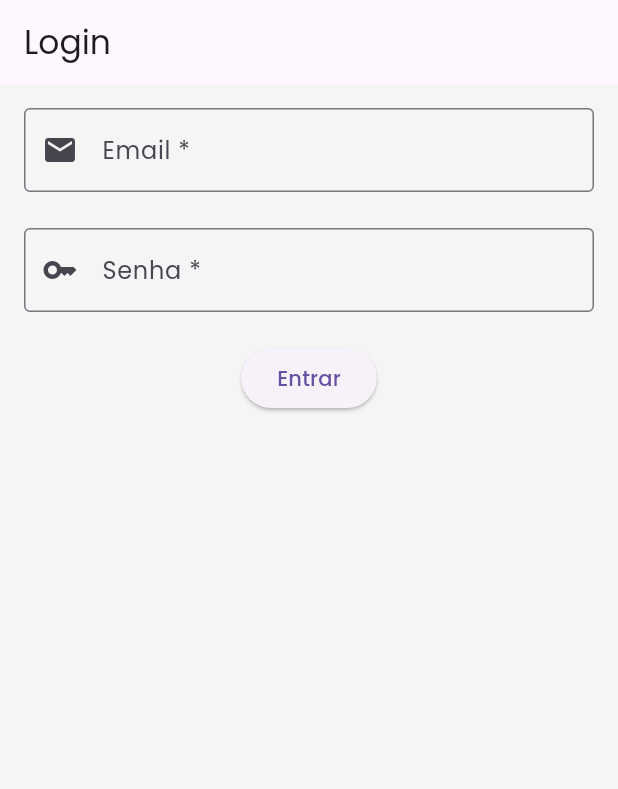
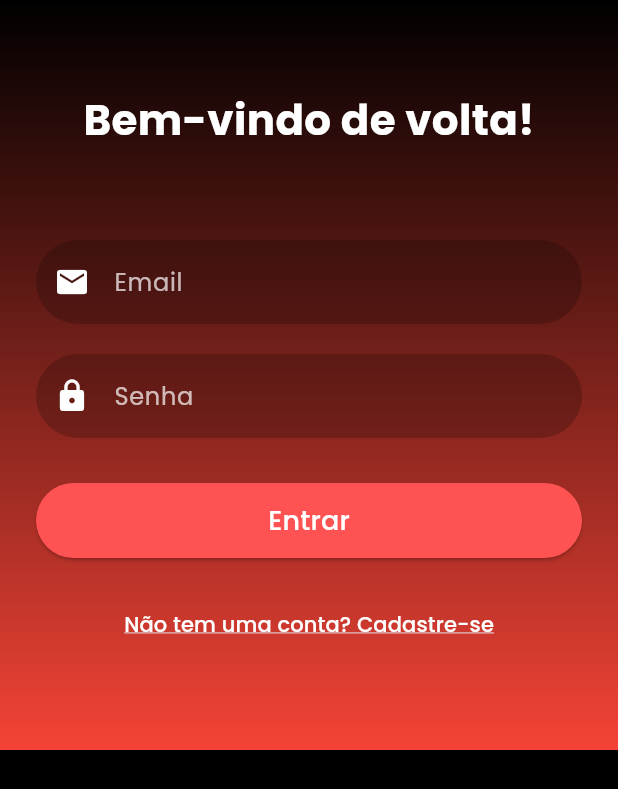
Before and after one commit to JoanaPixel/CatalogoProduto_flutter, a Flutter app: the screen it shows after launch, on a phone screen of 412 x 824 dp. Shown: the top 789 px of the screen. Run offline on Flutter 3.47's test engine with Material 3 defaults, Android fonts, the phone set to English and light mode, and no system bars; our stand-ins replace flutter_secure_storage, google_fonts, supabase_flutter; accounts and stored records are empty.

Commit message:
2.1 - tela de login com supaBase e estilizada

```diff
--- a/lib/main.dart
+++ b/lib/main.dart
@@ -3,8 +3,16 @@ import 'package:flutter/material.dart';
 import 'package:provider/provider.dart';
 import 'package:google_fonts/google_fonts.dart';
 import 'providers/auth_provider.dart';
+import 'package:supabase_flutter/supabase_flutter.dart';
 
-void main() {
+Future<void> main() async {
+  WidgetsFlutterBinding.ensureInitialized();
+
+  await Supabase.initialize(
+    url: 'https://nwglraloxlyxdojlvyfp.supabase.co',
+    anonKey: 'eyJhbGciOiJIUzI1NiIsInR5cCI6IkpXVCJ9.eyJpc3MiOiJzdXBhYmFzZSIsInJlZiI6Im53Z2xyYWxveGx5eGRvamx2eWZwIiwicm9sZSI6ImFub24iLCJpYXQiOjE3NDg1NTgwMDAsImV4cCI6MjA2NDEzNDAwMH0.KLUymMBwSWtqs4lvRqU42t2vpfMoVoQIbpaAV71WFpA'
+  );
+
   runApp(
     MultiProvider(
       providers: [
@@ -22,11 +30,12 @@ class MyApp extends StatelessWidget {
   Widget build(BuildContext context) {
     return MaterialApp(
       debugShowCheckedModeBanner: false,
-      title: 'Catálogo Fake Store',
+      title: 'Catálogo E-commerce',
       theme: ThemeData(
-        primarySwatch: Colors.deepPurple,
-        textTheme: GoogleFonts.poppinsTextTheme(),
-        scaffoldBackgroundColor: const Color(0xFFF5F5F5),
+        brightness: Brightness.dark,
+        scaffoldBackgroundColor: Colors.black,
+        textTheme: GoogleFonts.poppinsTextTheme(ThemeData.dark().textTheme),
+        colorScheme: ColorScheme.fromSeed(seedColor: Colors.redAccent),
         useMaterial3: true,
       ),
       home: LoginScreen(),
--- a/lib/screens/login_screen.dart
+++ b/lib/screens/login_screen.dart
@@ -1,17 +1,17 @@
+import 'package:catalogo_produto/providers/auth_provider.dart';
 import 'package:catalogo_produto/screens/confirm_login_screen.dart';
-import 'package:catalogo_produto/services/auth_service.dart';
 import 'package:flutter/material.dart';
+import 'package:google_fonts/google_fonts.dart';
+import 'package:provider/provider.dart';
 
 class LoginScreen extends StatefulWidget {
-
   @override
-  _LoginScreenState createState() => _LoginScreenState();
+  State<LoginScreen> createState() => _LoginScreenState();
 }
 
 class _LoginScreenState extends State<LoginScreen> {
   final _emailController = TextEditingController();
   final _passwordController = TextEditingController();
-  final AuthService _authService = AuthService();
 
   bool _isLoading = false;
   String? _errorMessage;
@@ -22,20 +22,22 @@ class _LoginScreenState extends State<LoginScreen> {
       _errorMessage = null;
     });
 
-    final email = _emailController.text.trim();
-    final password = _passwordController.text.trim();
-    final success = await _authService.login(email, password);
+    final authProvider = Provider.of<AuthProvider>(context, listen: false);
+    final success = await authProvider.login(
+      _emailController.text.trim(),
+      _passwordController.text.trim(),
+    );
 
     setState(() => _isLoading = false);
 
     if (success) {
       Navigator.pushReplacement(
         context,
-        MaterialPageRoute(builder: (context) => SuccessScreen()),
+        MaterialPageRoute(builder: (_) => SuccessScreen()),
       );
     } else {
       setState(() {
-        _errorMessage = "Usuário ou senha inválidos.";
+        _errorMessage = "Login inválido. Tente novamente.";
       });
     }
   }
@@ -43,41 +45,103 @@ class _LoginScreenState extends State<LoginScreen> {
   @override
   Widget build(BuildContext context) {
     return Scaffold(
-      appBar: AppBar(title: Text('Login')),
-      body: Padding(
-        padding: const EdgeInsets.all(16.0),
+      body: Container(
+        decoration: const BoxDecoration(
+          gradient: LinearGradient(
+            colors: [Colors.black, Colors.red],
+            begin: Alignment.topCenter,
+            end: Alignment.bottomCenter,
+          ),
+        ),
+        padding: const EdgeInsets.symmetric(horizontal: 24.0, vertical: 60),
+        child: SingleChildScrollView(
           child: Column(
             children: [
-            if (_errorMessage != null)
-              Text(_errorMessage!, style: TextStyle(color: Colors.red)),
-            TextField(
-              controller: _emailController,
-              decoration: InputDecoration(
-                labelText: 'Email *',
-                border: OutlineInputBorder(),
-                prefixIcon: Icon(Icons.email)
+              Text(
+                'Bem-vindo de volta!',
+                style: GoogleFonts.poppins(
+                  fontSize: 28,
+                  fontWeight: FontWeight.bold,
+                  color: Colors.white,
                 ),
               ),
-
-            const SizedBox(height: 24),
-
-            TextField(
+              const SizedBox(height: 40),
+              if (_errorMessage != null)
+                Text(
+                  _errorMessage!,
+                  style: const TextStyle(color: Colors.redAccent),
+                ),
+              const SizedBox(height: 20),
+              _buildInputField(
+                controller: _emailController,
+                hintText: 'Email',
+                icon: Icons.email,
+              ),
+              const SizedBox(height: 20),
+              _buildInputField(
                 controller: _passwordController,
+                hintText: 'Senha',
+                icon: Icons.lock,
                 obscureText: true,
-              decoration: InputDecoration(
-                labelText: 'Senha *',
-                border: OutlineInputBorder(),
-                prefixIcon: Icon(Icons.key)
+              ),
+              const SizedBox(height: 30),
+              _isLoading
+                  ? const CircularProgressIndicator(color: Colors.white)
+                  : SizedBox(
+                      width: double.infinity,
+                      height: 50,
+                      child: ElevatedButton(
+                        onPressed: _login,
+                        style: ElevatedButton.styleFrom(
+                          backgroundColor: Colors.redAccent,
+                          shape: RoundedRectangleBorder(
+                            borderRadius: BorderRadius.circular(30),
                           ),
                         ),
-            SizedBox(height: 20),
-            _isLoading
-                ? CircularProgressIndicator()
-                : ElevatedButton(
-                    onPressed: _login,
-                    child: Text('Entrar'),
+                        child: const Text(
+                          'Entrar',
+                          style: TextStyle(fontSize: 18, color: Colors.white),
                         ),
+                      ),
+                    ),
+              const SizedBox(height: 20),
+              TextButton(
+                onPressed: () {
+                },
+                child: Text(
+                  "Não tem uma conta? Cadastre-se",
+                  style: GoogleFonts.poppins(
+                    color: Colors.white,
+                    decoration: TextDecoration.underline,
+                  ),
+                ),
+              )
             ],
+          ),
+        ),
+      ),
+    );
+  }
+
+  Widget _buildInputField({
+    required TextEditingController controller,
+    required String hintText,
+    required IconData icon,
+    bool obscureText = false,
+  }) {
+    return TextField(
+      controller: controller,
+      obscureText: obscureText,
+      style: const TextStyle(color: Colors.white),
+      decoration: InputDecoration(
+        filled: true,
+        fillColor: Colors.black.withOpacity(0.2),
+        hintText: hintText,
+        hintStyle: const TextStyle(color: Colors.white70),
+        prefixIcon: Icon(icon, color: Colors.white),
+        border: OutlineInputBorder(
+          borderRadius: BorderRadius.circular(30),
+          borderSide: BorderSide.none,
         ),
       ),
     );
--- a/pubspec.yaml
+++ b/pubspec.yaml
@@ -41,6 +41,8 @@ dependencies:
   http: ^1.1.0
   cached_network_image: ^3.3.1
   google_fonts: ^6.1.0
+  supabase_auth_ui: ^0.5.5
+  flutter_secure_storage: ^9.2.4
 
 dev_dependencies:
   flutter_test:
```
Also changed, not shown: lib/providers/auth_provider.dart (+23 -11 lines), lib/screens/confirm_login_screen.dart (+42 -5 lines), lib/services/auth_service.dart (+43 -2 lines), pubspec.lock, 5 other files. Lines whose indentation alone changed are shown as unchanged.
